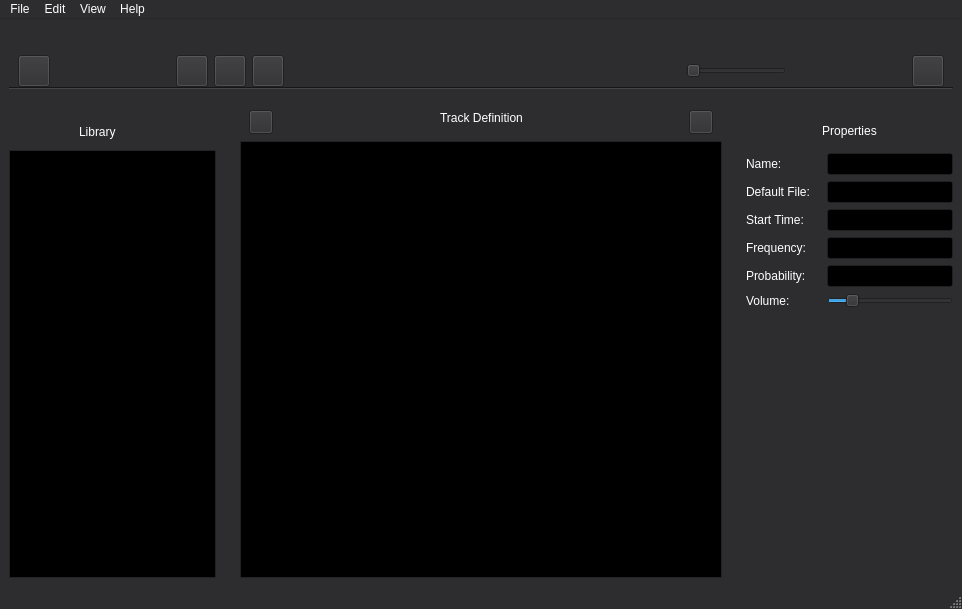
The window that src/pgta_composer/forms/mainwindow.ui (PGTA/PGTAComposer) describes before a commit, drawn with Qt 5.
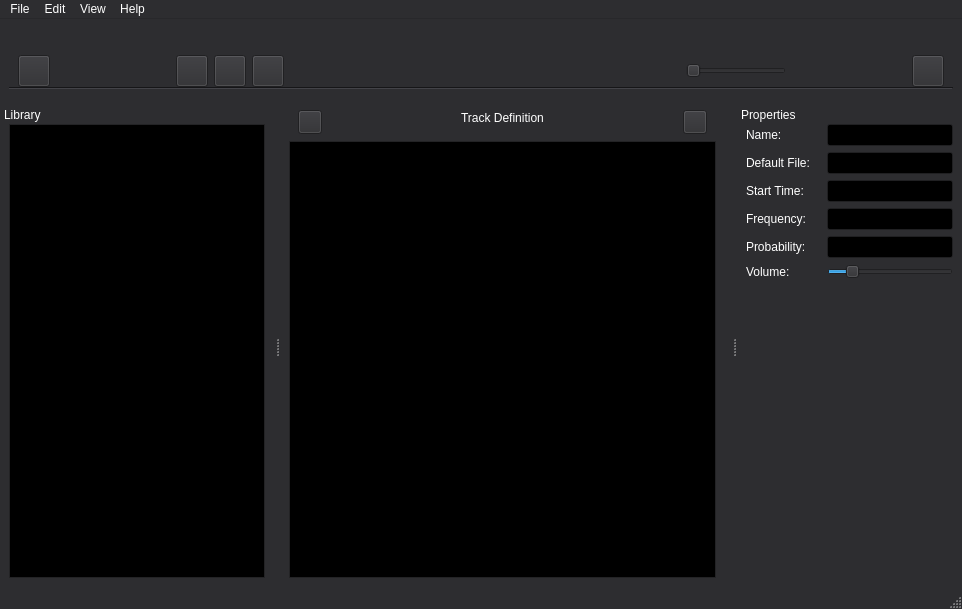
The same window after the commit. Icons and pictures are not drawn.

Commit message: Implemented dockable side panels.

```diff
--- a/src/pgta_composer/forms/mainwindow.ui
+++ b/src/pgta_composer/forms/mainwindow.ui
@@ -434,8 +434,11 @@
   <property name="tabShape">
    <enum>QTabWidget::Rounded</enum>
   </property>
+  <property name="dockNestingEnabled">
+   <bool>false</bool>
+  </property>
   <property name="dockOptions">
-   <set>QMainWindow::AllowNestedDocks|QMainWindow::AllowTabbedDocks|QMainWindow::AnimatedDocks|QMainWindow::ForceTabbedDocks|QMainWindow::VerticalTabs</set>
+   <set>QMainWindow::AnimatedDocks</set>
   </property>
   <widget class="QWidget" name="centralwidget">
    <property name="sizePolicy">
@@ -592,6 +595,9 @@
       </item>
      </layout>
     </item>
+    <item>
+     <widget class="QWidget" name="widget_5" native="true"/>
+    </item>
    </layout>
   </widget>
   <widget class="QMenuBar" name="menubar">
@@ -948,12 +954,18 @@
    </property>
    <property name="maximumSize">
     <size>
-     <width>225</width>
+     <width>300</width>
      <height>524287</height>
     </size>
    </property>
    <property name="features">
-    <set>QDockWidget::NoDockWidgetFeatures</set>
+    <set>QDockWidget::DockWidgetMovable</set>
+   </property>
+   <property name="allowedAreas">
+    <set>Qt::LeftDockWidgetArea|Qt::RightDockWidgetArea</set>
+   </property>
+   <property name="windowTitle">
+    <string>Library</string>
    </property>
    <attribute name="dockWidgetArea">
     <number>1</number>
@@ -965,35 +977,6 @@
      </property>
      <item>
       <layout class="QVBoxLayout" name="verticalLayout_5">
-       <item>
-        <widget class="QWidget" name="widget_2" native="true">
-         <property name="minimumSize">
-          <size>
-           <width>0</width>
-           <height>20</height>
-          </size>
-         </property>
-         <property name="maximumSize">
-          <size>
-           <width>16777215</width>
-           <height>20</height>
-          </size>
-         </property>
-         <widget class="QLabel" name="label_4">
-          <property name="geometry">
-           <rect>
-            <x>70</x>
-            <y>0</y>
-            <width>59</width>
-            <height>16</height>
-           </rect>
-          </property>
-          <property name="text">
-           <string>Library</string>
-          </property>
-         </widget>
-        </widget>
-       </item>
        <item>
         <widget class="QTreeView" name="FileSystemView">
          <property name="dragEnabled">
@@ -1027,15 +1010,18 @@
    </property>
    <property name="maximumSize">
     <size>
-     <width>225</width>
+     <width>300</width>
      <height>524287</height>
     </size>
    </property>
    <property name="features">
-    <set>QDockWidget::NoDockWidgetFeatures</set>
+    <set>QDockWidget::DockWidgetMovable</set>
    </property>
    <property name="allowedAreas">
-    <set>Qt::NoDockWidgetArea</set>
+    <set>Qt::LeftDockWidgetArea|Qt::RightDockWidgetArea</set>
+   </property>
+   <property name="windowTitle">
+    <string>Properties</string>
    </property>
    <attribute name="dockWidgetArea">
     <number>2</number>
@@ -1047,34 +1033,6 @@
      </property>
      <item>
       <layout class="QVBoxLayout" name="verticalLayout">
-       <item>
-        <widget class="QWidget" name="widget_3" native="true">
-         <property name="minimumSize">
-          <size>
-           <width>0</width>
-           <height>20</height>
-          </size>
-         </property>
-         <property name="autoFillBackground">
-          <bool>false</bool>
-         </property>
-         <layout class="QHBoxLayout" name="horizontalLayout_11">
-          <property name="topMargin">
-           <number>0</number>
-          </property>
-          <item>
-           <widget class="QLabel" name="label">
-            <property name="text">
-             <string>Properties</string>
-            </property>
-            <property name="alignment">
-             <set>Qt::AlignCenter</set>
-            </property>
-           </widget>
-          </item>
-         </layout>
-        </widget>
-       </item>
        <item>
         <layout class="QHBoxLayout" name="horizontalLayout_3">
          <item>
@@ -1227,7 +1185,6 @@
       </spacer>
      </item>
     </layout>
-    <zorder>verticalSpacer</zorder>
    </widget>
   </widget>
   <widget class="QStatusBar" name="statusBar"/>
```
The commit also changes 2 other files.
